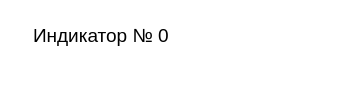
Old version of the form stage/UI/UI_Module/indicatorwidget.ui in the repository zerotonyq/MTCOLD.
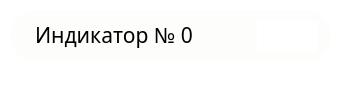
New version of the form. Icons and pictures are not drawn.

```diff
--- a/stage/UI/UI_Module/indicatorwidget.ui
+++ b/stage/UI/UI_Module/indicatorwidget.ui
@@ -33,28 +33,31 @@
    </property>
    <property name="font">
     <font>
-     <pointsize>9</pointsize>
+     <family>Random Grotesque Standard Book</family>
+     <pointsize>14</pointsize>
      <fontweight>ExtraLight</fontweight>
     </font>
    </property>
    <property name="styleSheet">
-    <string notr="true">width: 400px;
+    <string notr="true">font-family: &quot;Random Grotesque Standard Book&quot;, sans-serif;
+font-size:14pt;
+width: 400px;
 color: rgb(0, 0, 0);
 height: 50px;
- background-color: white;
+background-color: #FDFDFB;
 border-radius: 25px; /* Половина высоты для полного скругления */
 display: flex;
 align-items: center; /* Вертикальное выравнивание текста */
 padding: 0 20px; /* Отступы с обоих концов */
 box-shadow: 0 4px 8px rgba(0, 0, 0, 0.1); /* Небольшая тень для эффекта всплытия */
- margin: 10px 0; /* Для отступа между элементами, если их несколько */
+margin: 10px 0; /* Для отступа между элементами, если их несколько */
 </string>
    </property>
    <property name="frameShadow">
     <enum>QFrame::Raised</enum>
    </property>
    <property name="text">
-    <string>&lt;html&gt;&lt;head/&gt;&lt;body&gt;&lt;p&gt;&lt;span style=&quot; font-size:14pt;&quot;&gt;Индикатор № 0&lt;/span&gt;&lt;/p&gt;&lt;/body&gt;&lt;/html&gt;</string>
+    <string>&lt;html&gt;&lt;head/&gt;&lt;body&gt;&lt;p&gt;&lt;span style=&quot; font-size:16pt;&quot;&gt;Индикатор № 0&lt;/span&gt;&lt;/p&gt;&lt;/body&gt;&lt;/html&gt;</string>
    </property>
   </widget>
   <widget class="QCheckBox" name="toggle0_2">
@@ -73,19 +76,24 @@
     <string notr="true">QCheckBox::indicator {
 	width: 60px;
 	height: 80px;
-	background-image: url(:/image/resources/img/info.png);
+	background: white;
 }
 
 QCheckBox::indicator:checked {
-	image: url(:/image/resources/img/on_new.jpg);
-	background-image: url(:/image/resources/img/info.png);
+	image: url(:/image/resources/img/ON_final.png);
+	background-size: cover;  
+    background-position: center;  
+    background-repeat: no-repeat;  
 }
 
 QCheckBox::indicator:unchecked {
-	image: url(:/image/resources/img/off_new.jpg);
-	background-image: url(:/image/resources/img/info.png);
+	image: url(:/image/resources/img/OFF_final.png);
+	background-size: cover;  
+    background-position: center;  
+    background-repeat: no-repeat;
 }
 
+
 </string>
    </property>
    <property name="text">
@@ -98,10 +106,10 @@
    </property>
    <property name="geometry">
     <rect>
-     <x>140</x>
-     <y>26</y>
-     <width>21</width>
-     <height>21</height>
+     <x>160</x>
+     <y>27</y>
+     <width>19</width>
+     <height>19</height>
     </rect>
    </property>
    <property name="sizePolicy">
@@ -130,7 +138,7 @@
     <bool>false</bool>
    </property>
    <property name="styleSheet">
-    <string notr="true">image: url(:/image/resources/img/info_black.png);
+    <string notr="true">image: url(:/image/resources/img/info_black3.png);
 border-radius: 80px;</string>
    </property>
    <property name="text">
```
